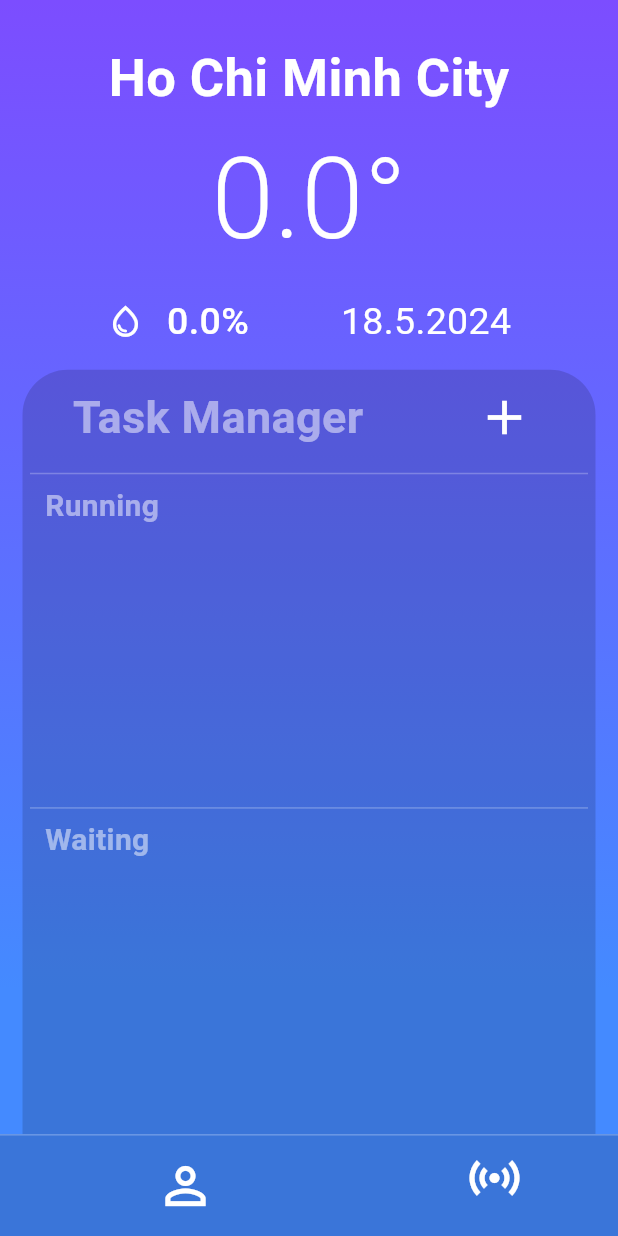
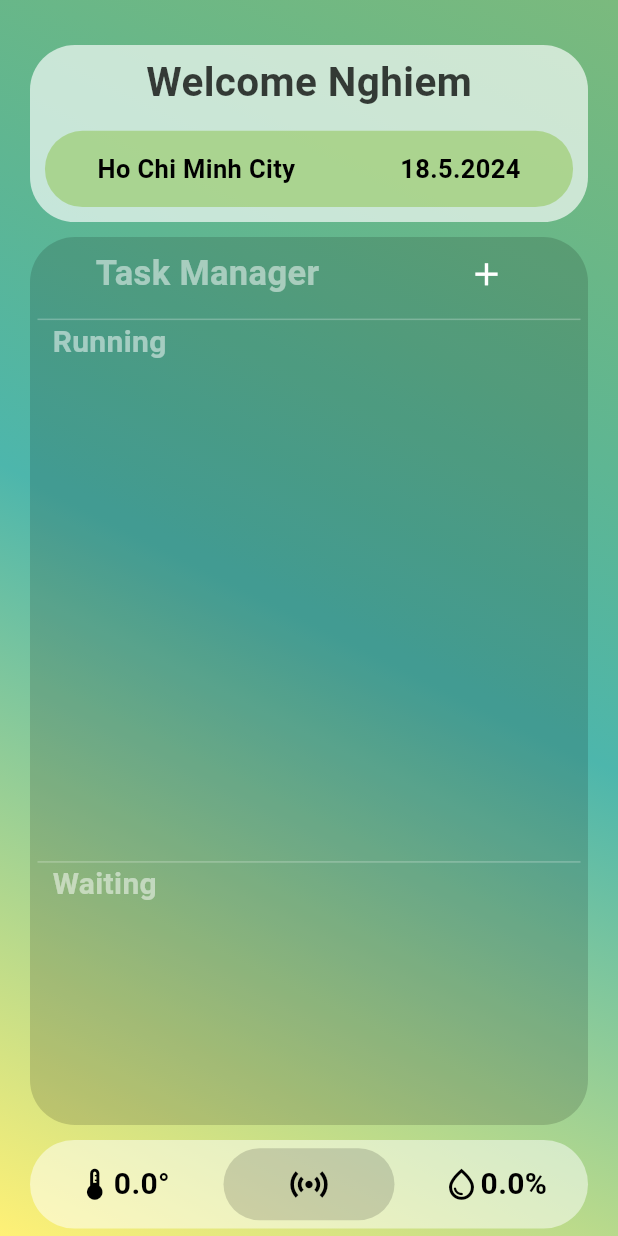
Before and after one commit to kido2k3/IOT_SMART_FARM, a Flutter app: the screen it shows after launch, on a phone screen of 412 x 824 dp. Run offline on Flutter 3.47's test engine with Material 3 defaults, Android fonts, the phone set to English and light mode, and no system bars; missing offline and left inert: dart:ffi, flutter_sound, mqtt_client.

Commit message:
Update UI/UX 3

```diff
--- a/appMobi/lib/home_page/home_page.dart
+++ b/appMobi/lib/home_page/home_page.dart
@@ -1,5 +1,6 @@
 import 'package:app_mobi/home_page/task_box/task_box.dart';
-import 'package:app_mobi/home_page/tool_bar/tool_bar.dart';
+import 'package:app_mobi/home_page/welcome_box/tool_bar/tool_bar.dart';
+import 'package:app_mobi/home_page/welcome_box/weather_box/humidity/humidity.dart';
 import 'package:app_mobi/home_page/welcome_box/welcome_box.dart';
 import 'package:app_mobi/my_share/background.dart';
 import 'package:flutter/cupertino.dart';
@@ -11,27 +12,25 @@ class HomePage extends StatelessWidget {
 
   @override
   Widget build(BuildContext context) {
-    return const Stack(
-      children: [
-        // Background(),
-        Column(
+    return Column(
       children: [
         SizedBox(
-              height: 20,
+          height: 25,
         ),
         Expanded(
-                flex: 20,
-                child: WelcomeBox()
+          flex: 10,
+          child: WelcomeBox(),
         ),
         Expanded(
-                flex: 45,
+            flex: 47,
             child: TaskBox()
         ),
         Expanded(
-                flex: 6,
-                child: ToolBar()
+          flex: 5,
+          child: ToolBar(),
         ),
-          ],
+        SizedBox(
+          height: 5,
         ),
       ],
     );
--- a/appMobi/lib/home_page/task_box/data_set_box/data_set_box_presenter.dart
+++ b/appMobi/lib/home_page/task_box/data_set_box/data_set_box_presenter.dart
@@ -9,7 +9,7 @@ import 'package:flutter/cupertino.dart';
 import 'package:flutter/material.dart';
 
 import '../../../model/adafruit_server.dart';
-import '../../tool_bar/tool_bar_presenter.dart';
+import '../../welcome_box/tool_bar/tool_bar_presenter.dart';
 
 DataSetBoxPresenter dataSetBoxPresenter = DataSetBoxPresenter();
 
@@ -156,7 +156,7 @@ class DataSetBoxPresenter extends MvpPresenter<DataSetBoxView> {
                             children: [
                               Text(
                                 'Name: ${_toolbarpresenter.WaitingDataSet[index]['name']}',
-                                overflow: TextOverflow.ellipsis,
+                                // overflow: TextOverflow.ellipsis,
                                 style: TextStyle(
                                   fontSize: 20,
                                   color: Colors.white,
--- a/appMobi/lib/home_page/task_box/data_set_box/data_set_box_view.dart
+++ b/appMobi/lib/home_page/task_box/data_set_box/data_set_box_view.dart
@@ -1,5 +1,5 @@
 import 'package:app_mobi/home_page/task_box/data_set_box/data_set_box_presenter.dart';
-import 'package:app_mobi/home_page/tool_bar/tool_bar_presenter.dart';
+import 'package:app_mobi/home_page/welcome_box/tool_bar/tool_bar_presenter.dart';
 import 'package:app_mobi/mvp/mvp_view.dart';
 
 abstract class DataSetBoxView extends MvpView {
--- a/appMobi/lib/home_page/task_box/task_box.dart
+++ b/appMobi/lib/home_page/task_box/task_box.dart
@@ -1,13 +1,9 @@
 import 'package:app_mobi/home_page/task_box/data_set_box/data_set_box.dart';
-import 'package:app_mobi/my_share/my_text_style.dart';
-import 'package:app_mobi/home_page/task_box/task_box_view.dart';
-import 'package:app_mobi/home_page/tool_bar/tool_bar_presenter.dart';
-import 'package:app_mobi/home_page/tool_bar/tool_bar_view.dart';
+import 'package:app_mobi/home_page/welcome_box/tool_bar/tool_bar_presenter.dart';
+import 'package:app_mobi/home_page/welcome_box/tool_bar/tool_bar_view.dart';
 import 'package:flutter/cupertino.dart';
 import 'package:flutter/material.dart';
 import 'package:flutter/widgets.dart';
-
-import '../welcome_box/weather_box/weather_box.dart';
 
 class TaskBox extends StatefulWidget {
   const TaskBox({super.key});
@@ -34,13 +30,13 @@ class _TaskBoxState extends State<TaskBox> implements ToolBarView {
       width: MediaQuery.of(context).size.width,
       decoration: BoxDecoration(
         color: Colors.transparent.withOpacity(0.15),
-        // borderRadius: BorderRadius.circular(30),
-        borderRadius: BorderRadius.only(
-          topLeft: Radius.circular(30),
-          topRight: Radius.circular(30),
-        ),
+        borderRadius: BorderRadius.circular(30),
+        // borderRadius: BorderRadius.only(
+        //   topLeft: Radius.circular(30),
+        //   topRight: Radius.circular(30),
+        // ),
       ),
-      margin: const EdgeInsets.symmetric(vertical: 0, horizontal: 15),
+      margin: const EdgeInsets.symmetric(vertical: 5, horizontal: 20),
       // padding: const EdgeInsets.all(10),
       child: Column(
         crossAxisAlignment: CrossAxisAlignment.start,
@@ -49,27 +45,27 @@ class _TaskBoxState extends State<TaskBox> implements ToolBarView {
             flex: 1,
             child: Container(
               decoration: BoxDecoration(
-                color: Colors.transparent.withOpacity(0),
-                borderRadius: BorderRadius.circular(20)
+                  color: Colors.transparent.withOpacity(0),
+                  borderRadius: BorderRadius.circular(20)
               ),
               alignment: Alignment.center,
               width: MediaQuery.of(context).size.width,
               child: Row(
                 mainAxisAlignment: MainAxisAlignment.spaceAround,
                 children: [
-                  Text("Task Manager", style: TextStyle(fontSize: 30, color: Colors.white.withOpacity(0.5), fontWeight: FontWeight.bold)),
+                  Text("Task Manager", style: TextStyle(fontSize: 23, color: Colors.white.withOpacity(0.5), fontWeight: FontWeight.bold)),
                   IconButton(
-                      onPressed: !_toolbarpresenter.isConnected ? null : () => _toolbarpresenter.newtaskOnPressed(context),
-                      icon: Icon(
-                          Icons.add, size: 38, color: Colors.white,
-                      ),
+                    onPressed: () { _toolbarpresenter.newtaskOnPressed(context);},
+                    icon: Icon(
+                      Icons.add, size: 25, color: Colors.white,
+                    ),
                   ),
                 ],
               ),
             ),
           ),
           Expanded(
-            flex: 7,
+            flex: 11,
             child: DataSetBox(),
           ),
         ],
--- a/appMobi/lib/home_page/tool_bar/tool_bar.dart
+++ /dev/null
@@ -1,107 +0,0 @@
-import 'package:app_mobi/home_page/tool_bar/tool_bar_presenter.dart';
-import 'package:app_mobi/home_page/tool_bar/tool_bar_view.dart';
-import 'package:app_mobi/my_share/my_text_style.dart';
-import 'package:flutter/material.dart';
-
-class ToolBar extends StatefulWidget {
-  const ToolBar({Key? key}) : super(key: key);
-
-  @override
-  State<ToolBar> createState() => _ToolBarState();
-}
-
-class _ToolBarState extends State<ToolBar> implements ToolBarView {
-  late ToolBarPresenter _presenter;
-  bool isUser = true;
-
-  @override
-  void initState() {
-    super.initState();
-    _presenter = toolBarPresenter;
-    _presenter.attachView(this);
-  }
-
-  @override
-  Widget build(BuildContext context) {
-    return Container(
-      decoration: BoxDecoration(
-        color: Colors.transparent.withOpacity(0.15),
-        shape: BoxShape.rectangle,
-        border: Border(
-          top: BorderSide(width: 1, color: Colors.white.withOpacity(0.25)),
-        ),
-      ),
-      margin: const EdgeInsets.symmetric(vertical: 0, horizontal: 0),
-        child: Row(
-          children: [
-            // _buildButton(
-            //   onPressed: () => _presenter.newtaskOnPressed(context),
-            //   icon: Icon(Icons.history, size: 40),
-            //   label: 'Log',
-            // ),
-            Expanded(
-              flex: 3,
-                child: Container(
-                  alignment: Alignment.center,
-                  decoration: BoxDecoration(
-                    color: Colors.transparent.withOpacity(0),
-                    shape: BoxShape.rectangle,
-                  ),
-                  child: IconButton(
-                    onPressed: () {
-                      setState(() {
-                        isUser = !isUser;
-                      });
-                    },
-                    icon: isUser ? Icon(Icons.person_outline_outlined, color: Colors.white, size: 40) :
-                    Text('Pham Tien Dat',
-                      overflow: TextOverflow.ellipsis,
-                      style: TextStyle(
-                        color: Colors.white.withOpacity(0.5),
-                        fontSize: 27,
-                        fontWeight: FontWeight.w500,
-                      ),
-                    ),
-                  ),
-                ),
-
-            ),
-            Expanded(
-              flex: 2,
-                child: Container(
-                  alignment: Alignment.center,
-                  child: _buildButton(
-                    onPressed: _presenter.isConnected ? null : () => _presenter.serverOnPressed(context),
-                    icon: Icon(_presenter.isConnected ? Icons.sensors : Icons.sensors_off, size: 40, color: Colors.white),
-                  ),
-                ),
-
-            ),
-          ],
-        ),
-    );
-  }
-
-  Widget _buildButton({VoidCallback? onPressed, required Icon icon}) {
-    return Column(
-      children: [
-        IconButton(
-          onPressed: onPressed,
-          icon: icon,
-        ),
-        // Text(
-        //   label,
-        //   textAlign: TextAlign.center,
-        //   style: MyTextStyle.weather,
-        // ),
-      ],
-    );
-  }
-
-  @override
-  void setStatus(bool status) {
-    setState(() {
-      _presenter.isConnected = status;
-    });
-  }
-}
--- /dev/null
+++ b/appMobi/lib/home_page/welcome_box/tool_bar/tool_bar.dart
@@ -0,0 +1,108 @@
+import 'package:app_mobi/home_page/welcome_box/tool_bar/tool_bar_presenter.dart';
+import 'package:app_mobi/home_page/welcome_box/tool_bar/tool_bar_view.dart';
+import 'package:app_mobi/home_page/welcome_box/weather_box/humidity/humidity.dart';
+import 'package:app_mobi/home_page/welcome_box/weather_box/temperature/temperature.dart';
+import 'package:app_mobi/home_page/welcome_box/welcome_box.dart';
+import 'package:app_mobi/home_page/welcome_box/welcome_box_presenter.dart';
+import 'package:app_mobi/home_page/welcome_box/welcome_box_view.dart';
+import 'package:app_mobi/my_share/my_text_style.dart';
+import 'package:flutter/material.dart';
+
+class ToolBar extends StatefulWidget {
+  const ToolBar({Key? key}) : super(key: key);
+
+  @override
+  State<ToolBar> createState() => _ToolBarState();
+}
+
+class _ToolBarState extends State<ToolBar> implements ToolBarView, WelcomeBoxView {
+  late ToolBarPresenter _presenter;
+  late WelcomeBoxPresenter _welcomeboxpresenter;
+
+  @override
+  void initState() {
+    super.initState();
+    _presenter = toolBarPresenter;
+    _presenter.attachView(this);
+    _welcomeboxpresenter = welcomeBoxPresenter;
+    _welcomeboxpresenter.attachView(this);
+  }
+
+  @override
+  void setStatus(bool status) {
+    setState(() {
+      _presenter.isConnected = status;
+    });
+  }
+
+  @override
+  Widget build(BuildContext context) {
+    return Container(
+      decoration: BoxDecoration(
+        color: Colors.white.withOpacity(0.5),
+        borderRadius: BorderRadius.circular(30),
+        // borderRadius: BorderRadius.only(
+        //   topRight: Radius.circular(25),
+        //   topLeft: Radius.circular(25),
+        // ),
+      ),
+      margin: const EdgeInsets.only(
+        right: 20,
+        left: 20,
+        top: 5,
+      ),
+      child: Row(
+        children: [
+          Expanded(
+              child: Temperature(),
+          ),
+          Expanded(
+            flex: 1,
+              child: Container(
+                decoration: BoxDecoration(
+                  color: Colors.transparent.withOpacity(0.15),
+                  shape: BoxShape.rectangle,
+                  borderRadius: BorderRadius.circular(25),
+                ),
+                margin:const EdgeInsets.symmetric(vertical: 5, horizontal: 5),
+                child: IconButton(
+                  onPressed: _presenter.isConnected ? null : () {_presenter.serverOnPressed(context);},
+                  icon: _presenter.isConnected ? Icon(Icons.sensors, size: 30, color: Colors.black) : Icon(Icons.sensors_off, size: 30, color: Colors.black),
+                ),
+              ),
+          ),
+          Expanded(
+              child: Humidity(),
+          ),
+        ],
+      ),
+    );
+  }
+
+  @override
+  void setCity(String city) {
+    // TODO: implement setCity
+  }
+
+  @override
+  void updateTime(String time) {
+    // TODO: implement updateTime
+  }
+
+  // Widget _buildButton({VoidCallback? onPressed, required Icon icon}) {
+  //   return Column(
+  //     children: [
+  //       IconButton(
+  //         onPressed: onPressed,
+  //         icon: icon,
+  //       ),
+  //       // Text(
+  //       //   label,
+  //       //   textAlign: TextAlign.center,
+  //       //   style: MyTextStyle.weather,
+  //       // ),
+  //     ],
+  //   );
+  // }
+
+}
--- a/appMobi/lib/home_page/welcome_box/weather_box/humidity/humidity.dart
+++ b/appMobi/lib/home_page/welcome_box/weather_box/humidity/humidity.dart
@@ -52,9 +52,9 @@ class _HumidityState extends State<Humidity> implements HumidityView {
       child: Row(
         mainAxisAlignment: MainAxisAlignment.center,
         children: [
-          Icon(Icons.water_drop_outlined, size: 25, color: Colors.white,),
-          SizedBox(width: 15),
-          Text("$humid%", style: TextStyle(fontWeight: FontWeight.w500, fontSize: 25, color: Colors.white),
+          Icon(Icons.water_drop_outlined, size: 25, color: Colors.black,),
+          // SizedBox(width: 15),
+          Text("$humid%", style: TextStyle(fontWeight: FontWeight.bold, fontSize: 20, color: Colors.black),
           )
         ],
       ),
--- a/appMobi/lib/home_page/welcome_box/weather_box/temperature/temperature.dart
+++ b/appMobi/lib/home_page/welcome_box/weather_box/temperature/temperature.dart
@@ -50,8 +50,8 @@ class _TemperatureState extends State<Temperature> implements TemperatureView {
         crossAxisAlignment: CrossAxisAlignment.center,
         mainAxisAlignment: MainAxisAlignment.center,
         children: [
-          // Icon(Icons.device_thermostat_outlined, size: 25, color: Colors.white,),
-          Text("$temp°", style: TextStyle(fontWeight: FontWeight.w300, fontSize: 75, color: Colors.white),
+          Icon(Icons.device_thermostat_outlined, size: 25, color: Colors.black),
+          Text("$temp°", style: TextStyle(fontWeight: FontWeight.bold, fontSize: 20, color: Colors.black),
           )
         ],
       ),
--- a/appMobi/lib/home_page/welcome_box/welcome_box.dart
+++ b/appMobi/lib/home_page/welcome_box/welcome_box.dart
@@ -1,8 +1,8 @@
+import 'package:app_mobi/home_page/welcome_box/tool_bar/tool_bar.dart';
+import 'package:app_mobi/home_page/welcome_box/tool_bar/tool_bar_presenter.dart';
+import 'package:app_mobi/home_page/welcome_box/tool_bar/tool_bar_view.dart';
 import 'package:app_mobi/home_page/welcome_box/weather_box/humidity/humidity.dart';
 import 'package:app_mobi/home_page/welcome_box/weather_box/temperature/temperature.dart';
-import 'package:app_mobi/home_page/welcome_box/weather_box/weather_box.dart';
-import 'package:app_mobi/home_page/welcome_box/weather_box/weather_box_presenter.dart';
-import 'package:app_mobi/home_page/welcome_box/weather_box/weather_box_view.dart';
 import 'package:app_mobi/home_page/welcome_box/welcome_box_presenter.dart';
 import 'package:app_mobi/home_page/welcome_box/welcome_box_view.dart';
 import 'package:flutter/cupertino.dart';
@@ -16,7 +16,6 @@ class WelcomeBox extends StatefulWidget {
 }
 
 class _WelcomeBoxState extends State<WelcomeBox> implements WelcomeBoxView {
-  String _name = "";
   late WelcomeBoxPresenter _welcomeboxpresenter;
 
   @override
@@ -48,56 +47,69 @@ class _WelcomeBoxState extends State<WelcomeBox> implements WelcomeBoxView {
     return Container(
       width: MediaQuery.of(context).size.width,
       decoration: BoxDecoration(
-          color: Colors.transparent.withOpacity(0),
-          borderRadius: BorderRadius.circular(30)),
-      margin:const EdgeInsets.symmetric(vertical: 5, horizontal: 10),
-      // padding:const EdgeInsets.all(10),
-      child: Container(
-        width: MediaQuery.of(context).size.width,
-        decoration: BoxDecoration(
-            color: Colors.white.withOpacity(0),
-            borderRadius: BorderRadius.circular(15),
+        color: Colors.white.withOpacity(0.65),
+        // border: Border.all(width: 0.5),
+        borderRadius: BorderRadius.circular(30),
+        // borderRadius: BorderRadius.only(
+        //   topLeft: Radius.circular(30),
+        //   bottomLeft: Radius.circular(30),
+        // ),
       ),
-        // margin:const EdgeInsets.symmetric(vertical: 2, horizontal: 5),
+      margin:const EdgeInsets.symmetric(vertical: 5, horizontal: 20),
+      // margin: const EdgeInsets.only(
+      //   left: 20,
+      //   top: 5,
+      //   bottom: 5,
+      // ),
       // padding:const EdgeInsets.all(5),
       child: Column(
+        // mainAxisAlignment: MainAxisAlignment.start,
         children: [
           Expanded(
-              flex: 1,
+            flex: 2,
             child: Container(
-                  alignment: Alignment.center,
               decoration: BoxDecoration(
                 borderRadius: BorderRadius.circular(25),
                 color: Colors.transparent.withOpacity(0),
               ),
-                  child: Text(_welcomeboxpresenter.city,
+              margin:const EdgeInsets.symmetric(vertical: 5, horizontal: 10),
+              child: Text(
+                'Welcome Nghiem',
+                overflow: TextOverflow.ellipsis,
                 style: TextStyle(
-                      color: Colors.white,
-                      fontSize: 35,
+                  color: Colors.transparent.withOpacity(0.75),
+                  fontSize: 27,
                   fontWeight: FontWeight.bold,
                 ),
               ),
             ),
           ),
           Expanded(
-              flex: 2,
-              child: Temperature(),
-            ),
-            Expanded(
-              flex: 1,
+            flex: 3,
             child: Container(
               decoration: BoxDecoration(
                 borderRadius: BorderRadius.circular(25),
-                  color: Colors.transparent.withOpacity(0),
+                color: Colors.lightGreen.shade500.withOpacity(0.5),
+                // border: Border.all(width: 0.5),
               ),
-                // padding:const EdgeInsets.all(10),
+              margin:const EdgeInsets.symmetric(vertical: 10, horizontal: 10),
+              // padding:const EdgeInsets.all(0),
               child: Row(
-                  // crossAxisAlignment: CrossAxisAlignment.start,
-                  mainAxisAlignment: MainAxisAlignment.spaceEvenly,
+                mainAxisAlignment: MainAxisAlignment.spaceAround,
                 children: [
-                    Humidity(),
+                  Text(_welcomeboxpresenter.city,
+                    style: TextStyle(
+                      color: Colors.black,
+                      fontSize: 17,
+                      fontWeight: FontWeight.bold,
+                    ),
+                  ),
                   Text(_welcomeboxpresenter.time,
-                      style: TextStyle(fontWeight: FontWeight.normal, fontSize: 25, color: Colors.white),
+                    style: TextStyle(
+                        fontWeight: FontWeight.bold,
+                        fontSize: 17,
+                        color: Colors.black
+                    ),
                   ),
                 ],
               ),
@@ -105,7 +117,7 @@ class _WelcomeBoxState extends State<WelcomeBox> implements WelcomeBoxView {
           ),
         ],
       ),
-      ),
     );
   }
+
 }
--- a/appMobi/lib/home_page/welcome_box/welcome_box_presenter.dart
+++ b/appMobi/lib/home_page/welcome_box/welcome_box_presenter.dart
@@ -2,6 +2,7 @@
 import 'package:app_mobi/home_page/welcome_box/welcome_box_view.dart';
 import 'package:app_mobi/mvp/mvp_presenter.dart';
 
+WelcomeBoxPresenter welcomeBoxPresenter = WelcomeBoxPresenter();
 
 class WelcomeBoxPresenter extends MvpPresenter<WelcomeBoxView>{
   String city = "";
--- a/appMobi/lib/main_screen.dart
+++ b/appMobi/lib/main_screen.dart
@@ -1,7 +1,4 @@
 import 'package:app_mobi/home_page/home_page.dart';
-import 'package:app_mobi/main.dart';
-import 'package:app_mobi/my_share/background.dart';
-import 'package:app_mobi/my_share/my_text_style.dart';
 import 'package:flutter/material.dart';
 
 class MainScreen extends StatelessWidget{
@@ -13,10 +10,10 @@ class MainScreen extends StatelessWidget{
       body: Container(
         decoration: BoxDecoration(
           gradient: LinearGradient(
-            colors: [Colors.deepPurpleAccent, Colors.blueAccent], // Các màu sắc cho gradient
-            begin: Alignment.topCenter,
-            end: Alignment.bottomCenter,
-            stops: [0.0, 0.8], // Điểm dừng của gradient
+            colors: [Colors.green.shade600.withOpacity(0.7), Colors.teal.shade300, Colors.yellow.shade300], // Các màu sắc cho gradient
+            begin: Alignment.topRight,
+            end: Alignment.bottomLeft,
+            stops: [0.0, 0.5, 1.0], // Điểm dừng của gradient
             tileMode: TileMode.clamp,
           ),
         ),
--- a/appMobi/lib/model/adafruit_server.dart
+++ b/appMobi/lib/model/adafruit_server.dart
@@ -10,7 +10,7 @@ class AdafruitServer {
   final HttpHelper httpHelper = HttpHelper();
   final MqttHelp mqttHelp = MqttHelp(
       hostName: "io.adafruit.com",
-      userName: "kido2k3",
+      userName: "",
       password: "",
       feeds: [
         "kido2k3/feeds/iot-humidity",
--- a/appMobi/lib/model/network/mqtt_help.dart
+++ b/appMobi/lib/model/network/mqtt_help.dart
@@ -8,7 +8,7 @@ import 'package:mqtt_client/mqtt_client.dart';
 import 'package:mqtt_client/mqtt_server_client.dart';
 
 
-import '../../home_page/tool_bar/tool_bar_presenter.dart';
+import '../../home_page/welcome_box/tool_bar/tool_bar_presenter.dart';
 
 
 
```
Also changed, not shown: appMobi/lib/home_page/task_box/data_set_box/data_set_box.dart (+28 -29 lines), appMobi/lib/home_page/welcome_box/tool_bar/tool_bar_presenter.dart (renamed from appMobi/lib/home_page/tool_bar/tool_bar_presenter.dart, +3 -4 lines), appMobi/lib/home_page/welcome_box/tool_bar/tool_bar_view.dart (renamed from appMobi/lib/home_page/tool_bar/tool_bar_view.dart). Lines whose indentation alone changed are shown as unchanged.
